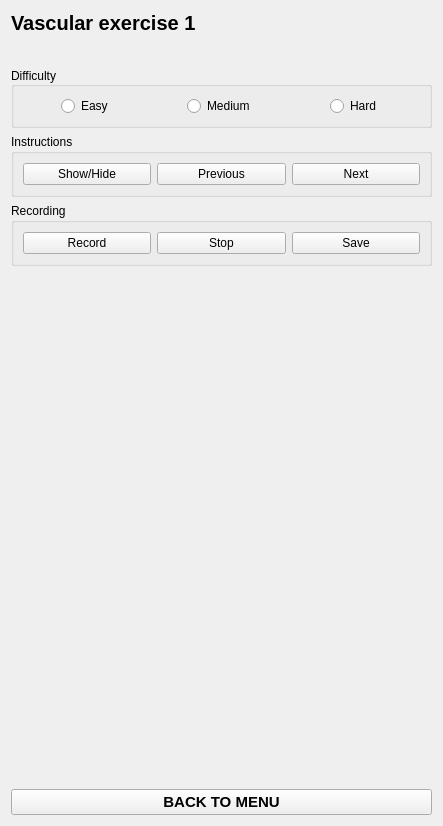
Above: Modules/ExerciseVascular/Resources/UI/ExerciseVascular.ui from EBATINCA/TrainUS before the change. Below: the same form after it.
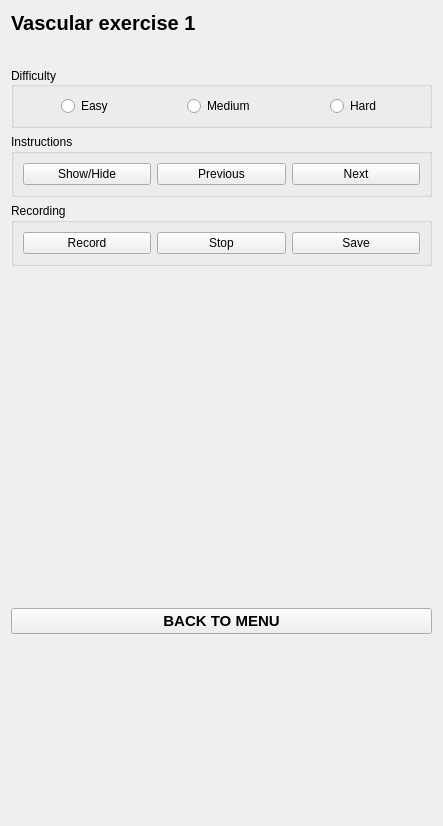
That is the form after the change. Custom widgets are drawn as their Qt base class.

The edit to the form file:
```diff
--- a/Modules/ExerciseVascular/Resources/UI/ExerciseVascular.ui
+++ b/Modules/ExerciseVascular/Resources/UI/ExerciseVascular.ui
@@ -157,6 +157,19 @@
      </property>
     </widget>
    </item>
+   <item>
+    <spacer name="verticalSpacer_2">
+     <property name="orientation">
+      <enum>Qt::Vertical</enum>
+     </property>
+     <property name="sizeHint" stdset="0">
+      <size>
+       <width>20</width>
+       <height>40</height>
+      </size>
+     </property>
+    </spacer>
+   </item>
   </layout>
  </widget>
  <customwidgets>
```
